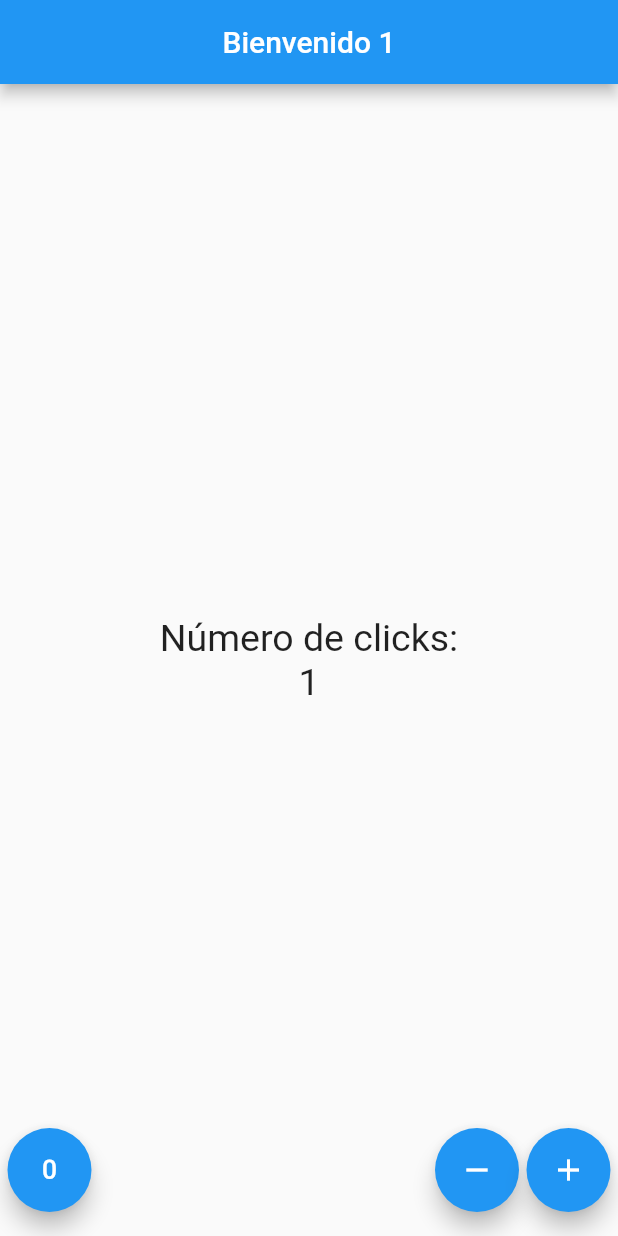
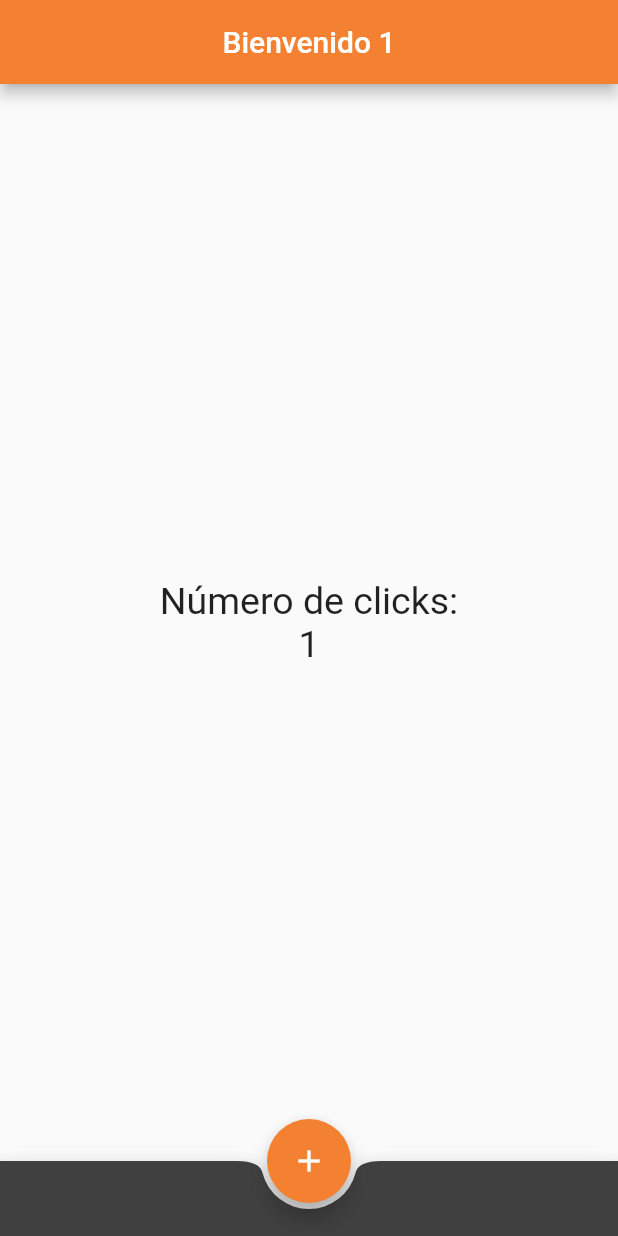
Before and after one commit to macor003/Flutter, a Flutter app: the screen it shows after launch, after a tap on the "add" icon, on a phone screen of 412 x 824 dp. Run offline on Flutter 3.47's test engine with Material 2 defaults, Android fonts, the phone set to English and light mode, and no system bars.

Commit message:
Se personaliza colores y se pratica FAB (FloatingActionBottom)

```diff
--- a/Section-5/contador/lib/src/pages/contador_page.dart
+++ b/Section-5/contador/lib/src/pages/contador_page.dart
@@ -15,6 +15,7 @@ class _ContadorPageState extends State {
     return Scaffold(
       appBar: AppBar(
         title: Text('Bienvenido $_conteo'),
+        backgroundColor: const Color.fromRGBO(244, 128, 50, 1.0),
         centerTitle: true,
       ),
       body: Center(
@@ -31,8 +32,20 @@ class _ContadorPageState extends State {
           ),
         ],
       )),
-      floatingActionButton: _crearBotones(),
-      floatingActionButtonLocation: FloatingActionButtonLocation.centerFloat,
+      bottomNavigationBar: BottomAppBar(
+        shape: const CircularNotchedRectangle(),
+        color: const Color.fromRGBO(64, 64, 64, 1.0),
+        child: Container(
+          height: 50.0,
+        ),
+      ),
+      floatingActionButton: FloatingActionButton(
+        backgroundColor: const Color.fromRGBO(244, 128, 50, 1.0),
+        child: Icon(Icons.add),
+        onPressed: _agregar,
+      ),
+      //floatingActionButton: _crearBotones(),
+      floatingActionButtonLocation: FloatingActionButtonLocation.centerDocked,
     );
   }
 
```
